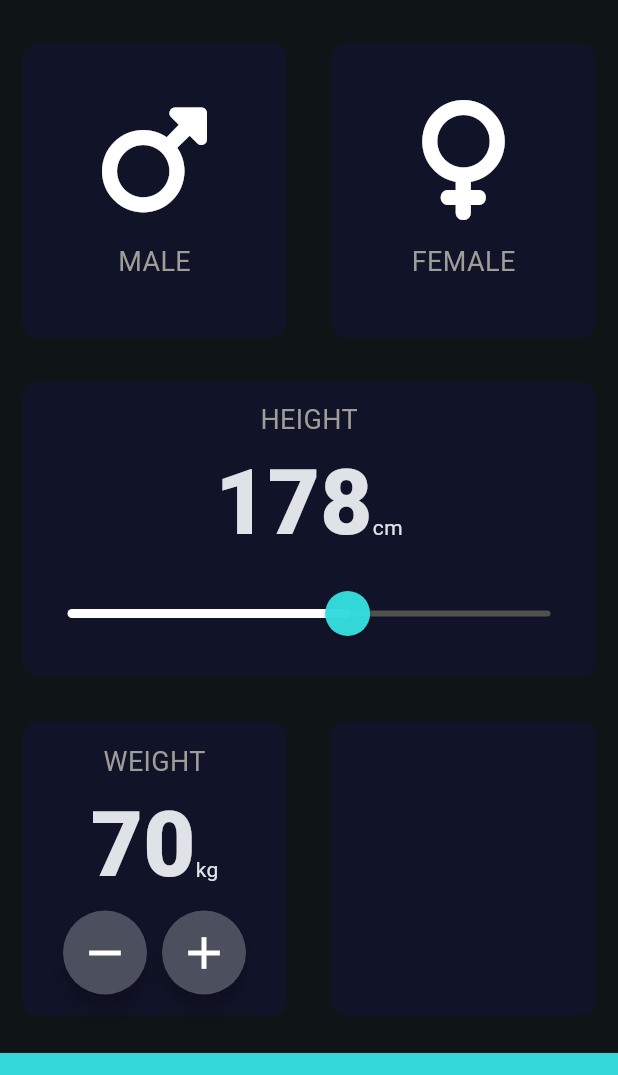
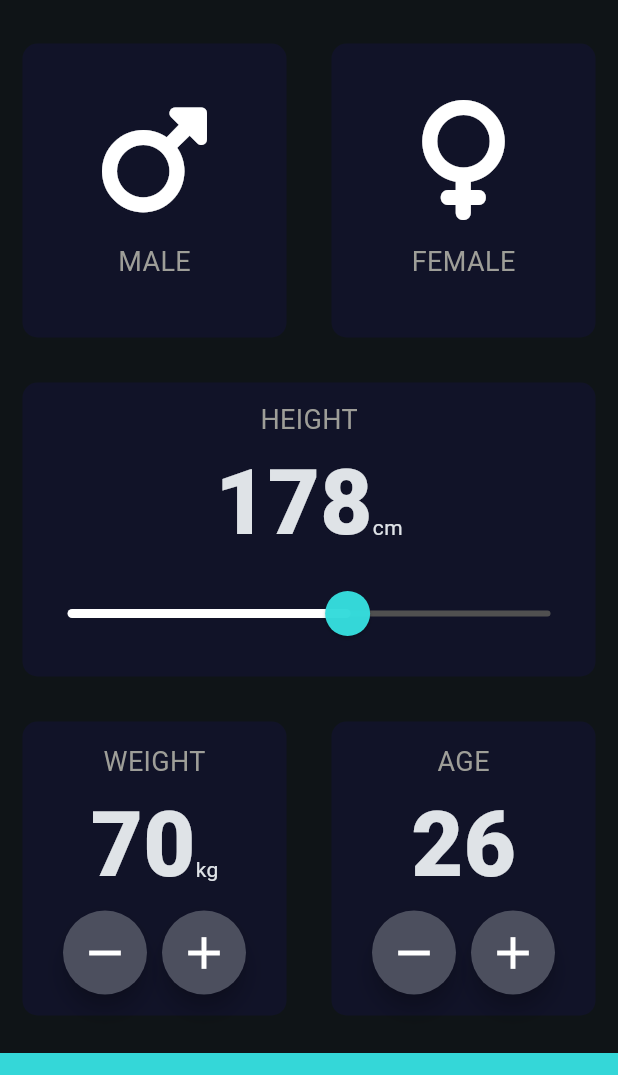
Before and after one commit to erjiale/flutter-practice, a Flutter app: the screen it shows after launch, on a phone screen of 412 x 824 dp, the part 63-1138 px from its top. Run offline on Flutter 3.47's test engine with Material 3 defaults, Android fonts, the phone set to English and light mode, and no system bars; our stand-ins replace assets_audio_player, font_awesome_flutter, rflutter_alert.

Commit message:
Create Age card

```diff
--- a/lab_bmi_calculator_flutter/lib/home_page.dart
+++ b/lab_bmi_calculator_flutter/lib/home_page.dart
@@ -20,6 +20,7 @@ class _HomePageState extends State<HomePage> {
   Gender? selectedGender;
   int selectedHeight = 178;
   int selectedWeight = 70;
+  int selectedAge = 26;
 
   @override
   Widget build(BuildContext context) {
@@ -146,7 +147,38 @@ class _HomePageState extends State<HomePage> {
                   )
                 ),
                 Expanded(
-                  child: ReusableCard(color: kInactiveCardColor)
+                  child: ReusableCard(
+                    color: kInactiveCardColor,
+                    cardChild: Column(
+                      mainAxisAlignment: MainAxisAlignment.center,
+                      children: [
+                        const Text("AGE", style: kTextMessageStyle),
+                        Text("$selectedAge", style: kNumberStyle),
+                        Row(
+                          mainAxisAlignment: MainAxisAlignment.center,
+                          children: [
+                            RoundIconButton(
+                              onPressed: () => {
+                                setState(() =>
+                                  selectedAge--
+                                )
+                              },
+                              icon: Icons.remove,
+                            ),
+                            const SizedBox(width: 10),
+                            RoundIconButton(
+                              onPressed: () => {
+                                setState(() =>
+                                  selectedAge++
+                                )
+                              },
+                              icon: Icons.add,
+                            )
+                          ],
+                        )
+                      ],
+                    ),
+                  )
                 ),
               ],
             ),
```
